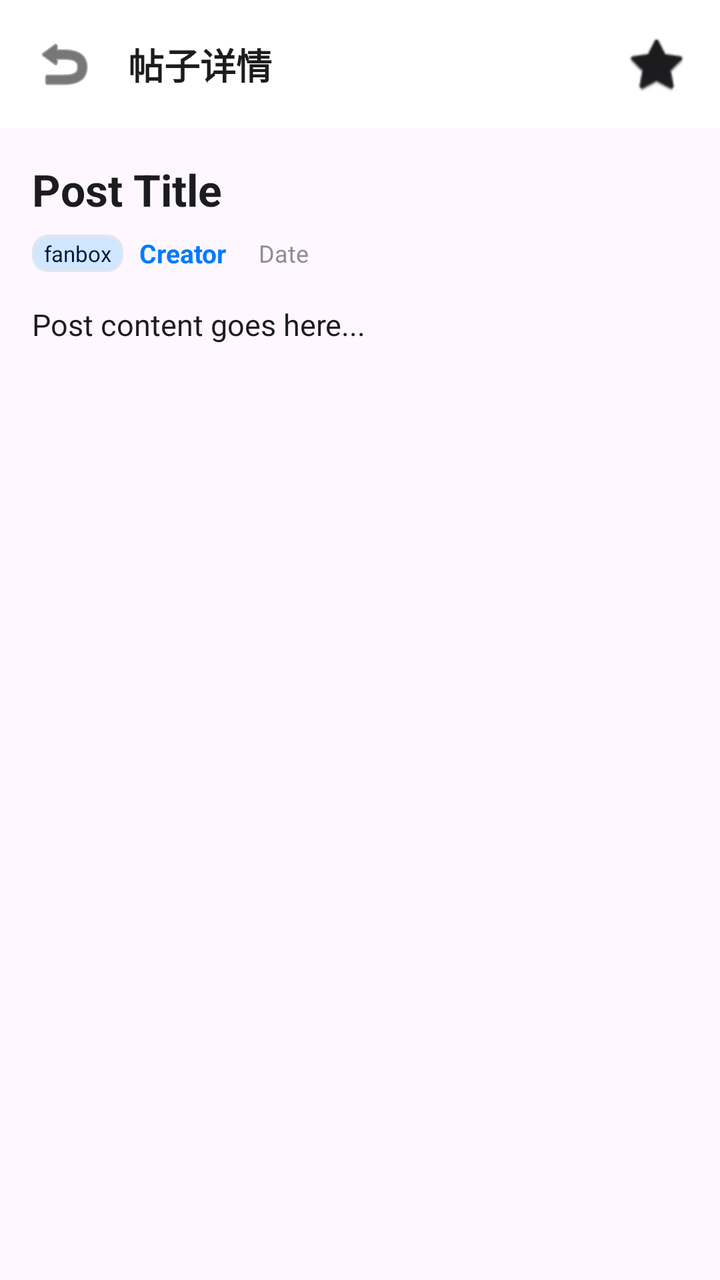
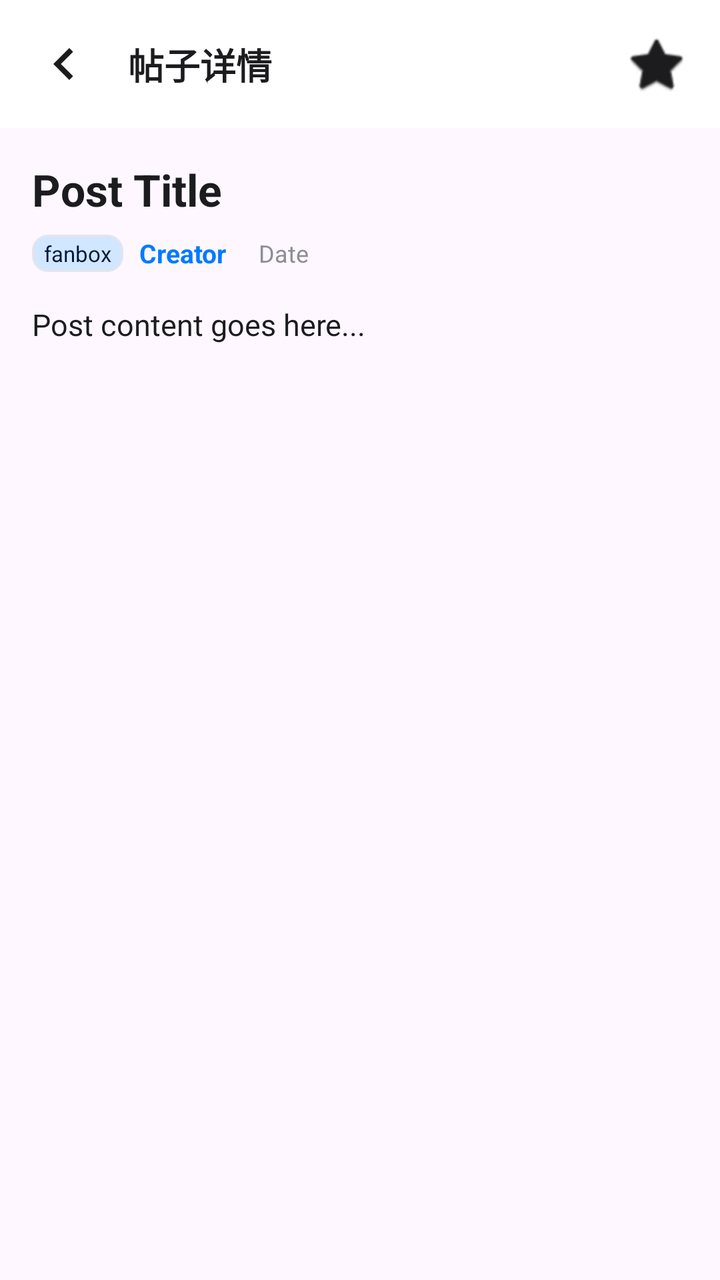

Compare the two renders of this Android layout. The source of the first and the diff that turns it into the second are given below.
<!-- AndroidManifest.xml: application theme Theme.Pawchive -->
<!-- res/layout/fragment_post_detail.xml -->
<?xml version="1.0" encoding="utf-8"?>
<androidx.constraintlayout.widget.ConstraintLayout xmlns:android="http://schemas.android.com/apk/res/android"
    xmlns:app="http://schemas.android.com/apk/res-auto"
    xmlns:tools="http://schemas.android.com/tools"
    android:layout_width="match_parent"
    android:layout_height="match_parent"
    android:background="?android:attr/colorBackground">

    
    <androidx.constraintlayout.widget.ConstraintLayout
        android:id="@+id/header_layout"
        android:layout_width="match_parent"
        android:layout_height="wrap_content"
        android:background="?attr/colorSurface"
        android:padding="16dp"
        app:layout_constraintTop_toTopOf="parent">

        <ImageView
            android:id="@+id/btn_back"
            android:layout_width="32dp"
            android:layout_height="32dp"
            android:src="@android:drawable/ic_menu_revert"
            android:contentDescription="@string/back"
            app:tint="?attr/colorOnSurface"
            app:layout_constraintStart_toStartOf="parent"
            app:layout_constraintTop_toTopOf="parent"
            app:layout_constraintBottom_toBottomOf="parent" />

        <TextView
            android:id="@+id/tv_header_title"
            android:layout_width="0dp"
            android:layout_height="wrap_content"
            android:layout_marginStart="16dp"
            android:textColor="?attr/colorOnSurface"
            android:textSize="18sp"
            android:textStyle="bold"
            android:text="@string/post_details"
            app:layout_constraintEnd_toStartOf="@+id/btn_post_bookmark"
            app:layout_constraintStart_toEndOf="@+id/btn_back"
            app:layout_constraintTop_toTopOf="parent"
            app:layout_constraintBottom_toBottomOf="parent" />

        <ImageView
            android:id="@+id/btn_post_bookmark"
            android:layout_width="32dp"
            android:layout_height="32dp"
            android:src="@android:drawable/btn_star_big_off"
            android:contentDescription="@string/bookmark_description"
            app:tint="?attr/colorOnSurface"
            app:layout_constraintEnd_toEndOf="parent"
            app:layout_constraintTop_toTopOf="parent"
            app:layout_constraintBottom_toBottomOf="parent" />

    </androidx.constraintlayout.widget.ConstraintLayout>

    
    <LinearLayout
        android:id="@+id/video_player_container"
        android:layout_width="match_parent"
        android:layout_height="wrap_content"
        android:orientation="vertical"
        android:visibility="gone"
        android:background="?attr/colorSurface"
        app:layout_constraintTop_toBottomOf="@+id/header_layout">

        
        <FrameLayout
            android:id="@+id/video_display_frame"
            android:layout_width="match_parent"
            android:layout_height="240dp"
            android:background="@android:color/black">

            <androidx.media3.ui.PlayerView
                android:id="@+id/player_view"
                android:layout_width="match_parent"
                android:layout_height="match_parent"
                app:show_buffering="always"
                app:resize_mode="fit"
                app:use_controller="false" />

            <ProgressBar
                android:id="@+id/video_loading_progress"
                android:layout_width="wrap_content"
                android:layout_height="wrap_content"
                android:layout_gravity="center"
                android:indeterminateTint="@android:color/white" />

            <ImageButton
                android:id="@+id/video_play_button"
                android:layout_width="64dp"
                android:layout_height="64dp"
                android:layout_gravity="center"
                android:src="@drawable/ic_play_circle"
                android:background="@drawable/circle_background"
                app:tint="@android:color/white"
                android:visibility="gone"
                android:contentDescription="@string/play_video" />

        </FrameLayout>

        
        <LinearLayout
            android:id="@+id/video_controller_bar"
            android:layout_width="match_parent"
            android:layout_height="wrap_content"
            android:orientation="horizontal"
            android:padding="8dp"
            android:gravity="center_vertical"
            android:background="?attr/colorSurfaceVariant">

            <ImageButton
                android:id="@+id/btn_play_pause"
                android:layout_width="36dp"
                android:layout_height="36dp"
                android:src="@drawable/ic_play"
                android:background="?attr/selectableItemBackgroundBorderless"
                app:tint="?attr/colorOnSurface"
                android:contentDescription="@string/play" />

            <TextView
                android:id="@+id/tv_current_time"
                android:layout_width="wrap_content"
                android:layout_height="wrap_content"
                android:text="00:00"
                android:textColor="?attr/colorOnSurface"
                android:textSize="13sp"
                android:layout_marginStart="8dp" />

            <SeekBar
                android:id="@+id/seekbar_video"
                android:layout_width="0dp"
                android:layout_height="wrap_content"
                android:layout_weight="1"
                android:layout_marginStart="8dp"
                android:layout_marginEnd="8dp"
                android:thumbTint="?attr/colorPrimary"
                android:progressTint="?attr/colorPrimary"
                android:progressBackgroundTint="?attr/colorOnSurfaceVariant" />

            <TextView
                android:id="@+id/tv_duration"
                android:layout_width="wrap_content"
                android:layout_height="wrap_content"
                android:text="00:00"
                android:textColor="?attr/colorOnSurface"
                android:textSize="13sp" />

            
            <ImageButton
                android:id="@+id/btn_speed"
                android:layout_width="36dp"
                android:layout_height="36dp"
                android:src="@drawable/ic_speed"
                android:background="?attr/selectableItemBackgroundBorderless"
                app:tint="?attr/colorOnSurface"
                android:contentDescription="@string/speed" />

            
            <ImageButton
                android:id="@+id/btn_cast"
                android:layout_width="36dp"
                android:layout_height="36dp"
                android:src="@drawable/ic_cast"
                android:background="?attr/selectableItemBackgroundBorderless"
                app:tint="?attr/colorOnSurface"
                android:contentDescription="@string/cast" />

            
            <ImageButton
                android:id="@+id/btn_download"
                android:layout_width="36dp"
                android:layout_height="36dp"
                android:src="@drawable/ic_download"
                android:background="?attr/selectableItemBackgroundBorderless"
                app:tint="?attr/colorOnSurface"
                android:contentDescription="@string/download" />

            
            <ImageButton
                android:id="@+id/btn_fullscreen"
                android:layout_width="36dp"
                android:layout_height="36dp"
                android:src="@drawable/ic_fullscreen"
                android:background="?attr/selectableItemBackgroundBorderless"
                app:tint="?attr/colorOnSurface"
                android:contentDescription="@string/fullscreen" />

            
            <ImageButton
                android:id="@+id/btn_close_video"
                android:layout_width="36dp"
                android:layout_height="36dp"
                android:layout_marginStart="8dp"
                android:src="@drawable/ic_close"
                android:background="?attr/selectableItemBackgroundBorderless"
                app:tint="?attr/colorOnSurface"
                android:contentDescription="@string/close" />

        </LinearLayout>

        
        <LinearLayout
            android:layout_width="match_parent"
            android:layout_height="wrap_content"
            android:orientation="horizontal"
            android:padding="8dp"
            android:gravity="center_vertical">

            <TextView
                android:id="@+id/tv_video_name"
                android:layout_width="0dp"
                android:layout_height="wrap_content"
                android:layout_weight="1"
                android:textColor="?attr/colorOnSurfaceVariant"
                android:textSize="13sp"
                android:text="video.mp4" />

            <TextView
                android:id="@+id/tv_video_count"
                android:layout_width="wrap_content"
                android:layout_height="wrap_content"
                android:textColor="?attr/colorTextMuted"
                android:textSize="12sp"
                android:text="1/3" />

        </LinearLayout>

    </LinearLayout>

    
    <androidx.core.widget.NestedScrollView
        android:id="@+id/nestedScrollView"
        android:layout_width="match_parent"
        android:layout_height="0dp"
        app:layout_constraintBottom_toBottomOf="parent"
        app:layout_constraintTop_toBottomOf="@+id/video_player_container">

        <LinearLayout
            android:layout_width="match_parent"
            android:layout_height="wrap_content"
            android:orientation="vertical"
            android:padding="16dp">

            
            <TextView
                android:id="@+id/tv_post_title"
                android:layout_width="match_parent"
                android:layout_height="wrap_content"
                android:textColor="?attr/colorOnSurface"
                android:textSize="22sp"
                android:textStyle="bold"
                android:text="Post Title" />

            
            <LinearLayout
                android:layout_width="match_parent"
                android:layout_height="wrap_content"
                android:orientation="horizontal"
                android:layout_marginTop="8dp"
                android:gravity="center_vertical">

                <com.google.android.material.card.MaterialCardView
                    android:id="@+id/card_post_service"
                    android:layout_width="wrap_content"
                    android:layout_height="wrap_content"
                    app:cardCornerRadius="8dp"
                    app:cardElevation="0dp"
                    app:cardBackgroundColor="?attr/colorPrimaryContainer">

                    <TextView
                        android:id="@+id/tv_post_service"
                        android:layout_width="wrap_content"
                        android:layout_height="wrap_content"
                        android:paddingHorizontal="6dp"
                        android:paddingVertical="2dp"
                        android:textColor="?attr/colorOnPrimaryContainer"
                        android:textSize="11sp"
                        android:text="fanbox" />
                </com.google.android.material.card.MaterialCardView>

                <TextView
                    android:id="@+id/tv_post_creator"
                    android:layout_width="wrap_content"
                    android:layout_height="wrap_content"
                    android:layout_marginStart="8dp"
                    android:textColor="?attr/colorPrimary"
                    android:textSize="13sp"
                    android:textStyle="bold"
                    android:text="Creator" />

                <TextView
                    android:id="@+id/tv_post_date"
                    android:layout_width="wrap_content"
                    android:layout_height="wrap_content"
                    android:layout_marginStart="16dp"
                    android:textColor="?attr/colorTextMuted"
                    android:textSize="12sp"
                    android:text="Date" />

            </LinearLayout>

            
            <com.google.android.material.card.MaterialCardView
                android:id="@+id/image_card"
                android:layout_width="match_parent"
                android:layout_height="wrap_content"
                android:layout_marginTop="16dp"
                android:visibility="gone"
                app:cardCornerRadius="12dp"
                app:cardBackgroundColor="?attr/colorSurface"
                app:strokeWidth="1dp"
                app:strokeColor="?attr/colorOutlineVariant">

                <ImageView
                    android:id="@+id/iv_post_image"
                    android:layout_width="match_parent"
                    android:layout_height="wrap_content"
                    android:adjustViewBounds="true"
                    android:scaleType="fitCenter"
                    android:maxHeight="360dp" />

            </com.google.android.material.card.MaterialCardView>

            
            <TextView
                android:id="@+id/tv_post_content"
                android:layout_width="match_parent"
                android:layout_height="wrap_content"
                android:layout_marginTop="16dp"
                android:textColor="?attr/colorOnSurface"
                android:textSize="15sp"
                android:lineSpacingMultiplier="1.2"
                android:text="Post content goes here..."
                android:textIsSelectable="true"
                android:linksClickable="true" />

            
            <TextView
                android:id="@+id/tv_attachments_header"
                android:layout_width="match_parent"
                android:layout_height="wrap_content"
                android:layout_marginTop="24dp"
                android:textColor="?attr/colorPrimary"
                android:textSize="16sp"
                android:textStyle="bold"
                android:text="@string/attachments"
                android:visibility="gone" />

            
            <LinearLayout
                android:id="@+id/layout_attachments"
                android:layout_width="match_parent"
                android:layout_height="wrap_content"
                android:orientation="vertical"
                android:layout_marginTop="8dp" />

            
            <TextView
                android:id="@+id/tv_revisions_header"
                android:layout_width="match_parent"
                android:layout_height="wrap_content"
                android:layout_marginTop="24dp"
                android:textColor="?attr/colorPrimary"
                android:textSize="16sp"
                android:textStyle="bold"
                android:text="@string/revisions"
                android:visibility="gone" />

            <LinearLayout
                android:id="@+id/layout_revisions"
                android:layout_width="match_parent"
                android:layout_height="wrap_content"
                android:orientation="vertical"
                android:layout_marginTop="8dp" />

            
            <TextView
                android:id="@+id/tv_comments_header"
                android:layout_width="match_parent"
                android:layout_height="wrap_content"
                android:layout_marginTop="24dp"
                android:textColor="?attr/colorSecondary"
                android:textSize="16sp"
                android:textStyle="bold"
                android:text="@string/comments"
                android:visibility="gone" />

            
            <androidx.recyclerview.widget.RecyclerView
                android:id="@+id/rv_comments"
                android:layout_width="match_parent"
                android:layout_height="wrap_content"
                android:layout_marginTop="8dp"
                android:nestedScrollingEnabled="false" />

            
            <LinearLayout
                android:layout_width="match_parent"
                android:layout_height="wrap_content"
                android:orientation="horizontal"
                android:layout_marginTop="24dp"
                android:layout_marginBottom="16dp"
                android:gravity="center">

                <com.google.android.material.button.MaterialButton
                    android:id="@+id/btn_prev_post"
                    style="@style/Widget.Material3.Button.OutlinedButton"
                    android:layout_width="0dp"
                    android:layout_height="wrap_content"
                    android:layout_weight="1"
                    android:layout_marginEnd="8dp"
                    android:text="@string/previous"
                    android:visibility="gone"
                    app:cornerRadius="12dp" />

                <com.google.android.material.button.MaterialButton
                    android:id="@+id/btn_next_post"
                    style="@style/Widget.Material3.Button.OutlinedButton"
                    android:layout_width="0dp"
                    android:layout_height="wrap_content"
                    android:layout_weight="1"
                    android:layout_marginStart="8dp"
                    android:text="@string/next"
                    android:visibility="gone"
                    app:cornerRadius="12dp" />

            </LinearLayout>

        </LinearLayout>
    </androidx.core.widget.NestedScrollView>

</androidx.constraintlayout.widget.ConstraintLayout>
<!-- resources referenced by this layout -->
<resources>
  <!-- drawable circle_background (drawable) -->
  <?xml version="1.0" encoding="utf-8"?>
  <shape xmlns:android="http://schemas.android.com/apk/res/android"
      android:shape="oval">
      <solid android:color="#66000000" />
      <stroke
          android:width="2dp"
          android:color="#FFFFFF" />
  </shape>
  <!-- drawable ic_cast (drawable) -->
  <vector xmlns:android="http://schemas.android.com/apk/res/android"
      android:width="24dp"
      android:height="24dp"
      android:viewportWidth="24"
      android:viewportHeight="24">
      <path
          android:fillColor="@android:color/white"
          android:pathData="M1,9l2,2c4.97,-4.97 13.03,-4.97 18,0l2,-2C16.93,2.93 7.08,2.93 1,9zm8,8l3,3 3,-3c-1.65,-1.66 -4.34,-1.66 -6,0zm-4,-4l2,2c2.76,-2.76 7.24,-2.76 10,0l2,-2C15.14,9.14 8.87,9.14 5,13z"/>
  </vector>
  <!-- drawable ic_close (drawable) -->
  <vector xmlns:android="http://schemas.android.com/apk/res/android"
      android:width="24dp"
      android:height="24dp"
      android:viewportWidth="24"
      android:viewportHeight="24">
      <path
          android:fillColor="@android:color/white"
          android:pathData="M19,6.41L17.59,5 12,10.59 6.41,5 5,6.41 10.59,12 5,17.59 6.41,19 12,13.41 17.59,19 19,17.59 13.41,12z"/>
  </vector>
  <!-- drawable ic_download (drawable) -->
  <vector xmlns:android="http://schemas.android.com/apk/res/android"
      android:width="24dp"
      android:height="24dp"
      android:viewportWidth="24"
      android:viewportHeight="24">
      <path
          android:fillColor="@android:color/white"
          android:pathData="M19,9h-4V3H9v6H5l7,7 7,-7zM5,18v2h14v-2H5z"/>
  </vector>
  <!-- drawable ic_fullscreen (drawable) -->
  <vector xmlns:android="http://schemas.android.com/apk/res/android"
      android:width="24dp"
      android:height="24dp"
      android:viewportWidth="24"
      android:viewportHeight="24">
      <path
          android:fillColor="@android:color/white"
          android:pathData="M7,14H5v5h5v-2H7v-3zM12,12l-1.41,-1.41L14.17,8l-2.58,-2.59L12,4l4,4 -4,4zM17,14h2v5h-5v-2h3v-3z"/>
  </vector>
  <!-- drawable ic_play (drawable) -->
  <vector xmlns:android="http://schemas.android.com/apk/res/android"
      android:width="24dp"
      android:height="24dp"
      android:viewportWidth="24"
      android:viewportHeight="24">
      <path
          android:fillColor="@android:color/white"
          android:pathData="M8,5v14l11,-7z"/>
  </vector>
  <!-- drawable ic_play_circle (drawable) -->
  <vector xmlns:android="http://schemas.android.com/apk/res/android"
      android:width="24dp"
      android:height="24dp"
      android:viewportWidth="24"
      android:viewportHeight="24"
      android:tint="?attr/colorOnSurface">
      <path
          android:fillColor="@android:color/white"
          android:pathData="M12,2C6.48,2 2,6.48 2,12s4.48,10 10,10 10,-4.48 10,-10S17.52,2 12,2zM10,17l-5,-5 5,-5v10z"/>
  </vector>
  <string name="attachments">附件</string>
  <string name="back">返回</string>
  <string name="bookmark_description">收藏此帖子</string>
  <string name="cast">投屏</string>
  <string name="close">关闭</string>
  <string name="comments">评论</string>
  <string name="download">下载</string>
  <string name="fullscreen">全屏</string>
  <string name="next">下一篇</string>
  <string name="play">播放</string>
  <string name="play_video">播放视频</string>
  <string name="post_details">帖子详情</string>
  <string name="previous">上一篇</string>
  <string name="revisions">修订历史</string>
  <string name="speed">倍速</string>
  <color name="white">#FFFFFFFF</color>
  <color name="card_light">#FFFFFF</color>
  <color name="text_primary_light">#1C1C1E</color>
  <color name="bg_light">#F2F2F7</color>
  <color name="text_secondary_light">#636366</color>
  <color name="divider_light">#E5E5EA</color>
  <color name="text_muted_light">#8E8E93</color>
  <color name="primary">#8A2BE2</color>
  <!-- unchanged entries left out for length: 2 -->
</resources>

<!-- the commit's change to res/layout/fragment_post_detail.xml (unified diff, before → after) -->
@@ -19,7 +19,7 @@
             android:id="@+id/btn_back"
             android:layout_width="32dp"
             android:layout_height="32dp"
-            android:src="@android:drawable/ic_menu_revert"
+            android:src="@drawable/ic_arrow_back"
             android:contentDescription="@string/back"
             app:tint="?attr/colorOnSurface"
             app:layout_constraintStart_toStartOf="parent"
@@ -96,107 +96,120 @@
                 android:visibility="gone"
                 android:contentDescription="@string/play_video" />
 
+            
+            <LinearLayout
+                android:id="@+id/video_controller_overlay"
+                android:layout_width="match_parent"
+                android:layout_height="wrap_content"
+                android:layout_gravity="bottom"
+                android:orientation="vertical"
+                android:paddingHorizontal="12dp"
+                android:paddingTop="16dp"
+                android:paddingBottom="8dp"
+                android:background="@drawable/video_control_gradient">
+
+                
+                <LinearLayout
+                    android:layout_width="match_parent"
+                    android:layout_height="wrap_content"
+                    android:orientation="horizontal"
+                    android:gravity="center_vertical"
+                    android:layout_marginBottom="4dp">
+
+                    <ImageButton
+                        android:id="@+id/btn_play_pause"
+                        android:layout_width="32dp"
+                        android:layout_height="32dp"
+                        android:src="@drawable/ic_play"
+                        android:background="?attr/selectableItemBackgroundBorderless"
+                        app:tint="@android:color/white"
+                        android:contentDescription="@string/play" />
+
+                    <TextView
+                        android:id="@+id/tv_current_time"
+                        android:layout_width="wrap_content"
+                        android:layout_height="wrap_content"
+                        android:text="00:00"
+                        android:textColor="@android:color/white"
+                        android:textSize="12sp"
+                        android:layout_marginStart="8dp" />
+
+                    
+                    <SeekBar
+                        android:id="@+id/seekbar_video"
+                        android:layout_width="0dp"
+                        android:layout_height="wrap_content"
+                        android:layout_weight="1"
+                        android:layout_marginStart="8dp"
+                        android:layout_marginEnd="8dp"
+                        android:minHeight="2dp"
+                        android:maxHeight="2dp"
+                        android:thumbTint="@android:color/white"
+                        android:progressTint="@android:color/white"
+                        android:progressBackgroundTint="#66FFFFFF" />
+
+                    <TextView
+                        android:id="@+id/tv_duration"
+                        android:layout_width="wrap_content"
+                        android:layout_height="wrap_content"
+                        android:text="00:00"
+                        android:textColor="@android:color/white"
+                        android:textSize="12sp"
+                        android:layout_marginEnd="8dp" />
+
+                    <ImageButton
+                        android:id="@+id/btn_fullscreen"
+                        android:layout_width="32dp"
+                        android:layout_height="32dp"
+                        android:src="@drawable/ic_fullscreen"
+                        android:background="?attr/selectableItemBackgroundBorderless"
+                        app:tint="@android:color/white"
+                        android:contentDescription="@string/fullscreen" />
+                </LinearLayout>
+
+            </LinearLayout>
+
+            
+            <LinearLayout
+                android:id="@+id/video_top_actions"
+                android:layout_width="wrap_content"
+                android:layout_height="wrap_content"
+                android:layout_gravity="top|end"
+                android:orientation="horizontal"
+                android:layout_margin="8dp">
+
+                <ImageButton
+                    android:id="@+id/btn_speed"
+                    android:layout_width="32dp"
+                    android:layout_height="32dp"
+                    android:src="@drawable/ic_speed"
+                    android:background="?attr/selectableItemBackgroundBorderless"
+                    app:tint="@android:color/white"
+                    android:contentDescription="@string/speed" />
+
+                <ImageButton
+                    android:id="@+id/btn_download"
+                    android:layout_width="32dp"
+                    android:layout_height="32dp"
+                    android:layout_marginStart="4dp"
+                    android:src="@drawable/ic_download"
+                    android:background="?attr/selectableItemBackgroundBorderless"
+                    app:tint="@android:color/white"
+                    android:contentDescription="@string/download" />
+
+                <ImageButton
+                    android:id="@+id/btn_close_video"
+                    android:layout_width="32dp"
+                    android:layout_height="32dp"
+                    android:layout_marginStart="4dp"
+                    android:src="@drawable/ic_close"
+                    android:background="?attr/selectableItemBackgroundBorderless"
+                    app:tint="@android:color/white"
+                    android:contentDescription="@string/close" />
+
+            </LinearLayout>
+
         </FrameLayout>
-
-        
-        <LinearLayout
-            android:id="@+id/video_controller_bar"
-            android:layout_width="match_parent"
-            android:layout_height="wrap_content"
-            android:orientation="horizontal"
-            android:padding="8dp"
-            android:gravity="center_vertical"
-            android:background="?attr/colorSurfaceVariant">
-
-            <ImageButton
-                android:id="@+id/btn_play_pause"
-                android:layout_width="36dp"
-                android:layout_height="36dp"
-                android:src="@drawable/ic_play"
-                android:background="?attr/selectableItemBackgroundBorderless"
-                app:tint="?attr/colorOnSurface"
-                android:contentDescription="@string/play" />
-
-            <TextView
-                android:id="@+id/tv_current_time"
-                android:layout_width="wrap_content"
-                android:layout_height="wrap_content"
-                android:text="00:00"
-                android:textColor="?attr/colorOnSurface"
-                android:textSize="13sp"
-                android:layout_marginStart="8dp" />
-
-            <SeekBar
-                android:id="@+id/seekbar_video"
-                android:layout_width="0dp"
-                android:layout_height="wrap_content"
-                android:layout_weight="1"
-                android:layout_marginStart="8dp"
-                android:layout_marginEnd="8dp"
-                android:thumbTint="?attr/colorPrimary"
-                android:progressTint="?attr/colorPrimary"
-                android:progressBackgroundTint="?attr/colorOnSurfaceVariant" />
-
-            <TextView
-                android:id="@+id/tv_duration"
-                android:layout_width="wrap_content"
-                android:layout_height="wrap_content"
-                android:text="00:00"
-                android:textColor="?attr/colorOnSurface"
-                android:textSize="13sp" />
-
-            
-            <ImageButton
-                android:id="@+id/btn_speed"
-                android:layout_width="36dp"
-                android:layout_height="36dp"
-                android:src="@drawable/ic_speed"
-                android:background="?attr/selectableItemBackgroundBorderless"
-                app:tint="?attr/colorOnSurface"
-                android:contentDescription="@string/speed" />
-
-            
-            <ImageButton
-                android:id="@+id/btn_cast"
-                android:layout_width="36dp"
-                android:layout_height="36dp"
-                android:src="@drawable/ic_cast"
-                android:background="?attr/selectableItemBackgroundBorderless"
-                app:tint="?attr/colorOnSurface"
-                android:contentDescription="@string/cast" />
-
-            
-            <ImageButton
-                android:id="@+id/btn_download"
-                android:layout_width="36dp"
-                android:layout_height="36dp"
-                android:src="@drawable/ic_download"
-                android:background="?attr/selectableItemBackgroundBorderless"
-                app:tint="?attr/colorOnSurface"
-                android:contentDescription="@string/download" />
-
-            
-            <ImageButton
-                android:id="@+id/btn_fullscreen"
-                android:layout_width="36dp"
-                android:layout_height="36dp"
-                android:src="@drawable/ic_fullscreen"
-                android:background="?attr/selectableItemBackgroundBorderless"
-                app:tint="?attr/colorOnSurface"
-                android:contentDescription="@string/fullscreen" />
-
-            
-            <ImageButton
-                android:id="@+id/btn_close_video"
-                android:layout_width="36dp"
-                android:layout_height="36dp"
-                android:layout_marginStart="8dp"
-                android:src="@drawable/ic_close"
-                android:background="?attr/selectableItemBackgroundBorderless"
-                app:tint="?attr/colorOnSurface"
-                android:contentDescription="@string/close" />
-
-        </LinearLayout>
 
         
         <LinearLayout
<!-- resource entries referenced after the edit -->
@@ -9,15 +9,16 @@
           android:width="2dp"
           android:color="#FFFFFF" />
   </shape>
-  <!-- drawable ic_cast (drawable) -->
+  <!-- drawable ic_arrow_back (drawable) -->
   <vector xmlns:android="http://schemas.android.com/apk/res/android"
       android:width="24dp"
       android:height="24dp"
       android:viewportWidth="24"
-      android:viewportHeight="24">
+      android:viewportHeight="24"
+      android:tint="?attr/colorOnSurface">
       <path
           android:fillColor="@android:color/white"
-          android:pathData="M1,9l2,2c4.97,-4.97 13.03,-4.97 18,0l2,-2C16.93,2.93 7.08,2.93 1,9zm8,8l3,3 3,-3c-1.65,-1.66 -4.34,-1.66 -6,0zm-4,-4l2,2c2.76,-2.76 7.24,-2.76 10,0l2,-2C15.14,9.14 8.87,9.14 5,13z"/>
+          android:pathData="M15.41 7.41L14 6l-6 6 6 6 1.41-1.41L10.83 12z"/>
   </vector>
   <!-- drawable ic_close (drawable) -->
   <vector xmlns:android="http://schemas.android.com/apk/res/android"
@@ -70,10 +71,19 @@
           android:fillColor="@android:color/white"
           android:pathData="M12,2C6.48,2 2,6.48 2,12s4.48,10 10,10 10,-4.48 10,-10S17.52,2 12,2zM10,17l-5,-5 5,-5v10z"/>
   </vector>
+  <!-- drawable video_control_gradient (drawable) -->
+  <?xml version="1.0" encoding="utf-8"?>
+  <shape xmlns:android="http://schemas.android.com/apk/res/android"
+      android:shape="rectangle">
+      <gradient
+          android:angle="90"
+          android:startColor="#00000000"
+          android:endColor="#B3000000"
+          android:type="linear" />
+  </shape>
   <string name="attachments">附件</string>
   <string name="back">返回</string>
   <string name="bookmark_description">收藏此帖子</string>
-  <string name="cast">投屏</string>
   <string name="close">关闭</string>
   <string name="comments">评论</string>
   <string name="download">下载</string>
